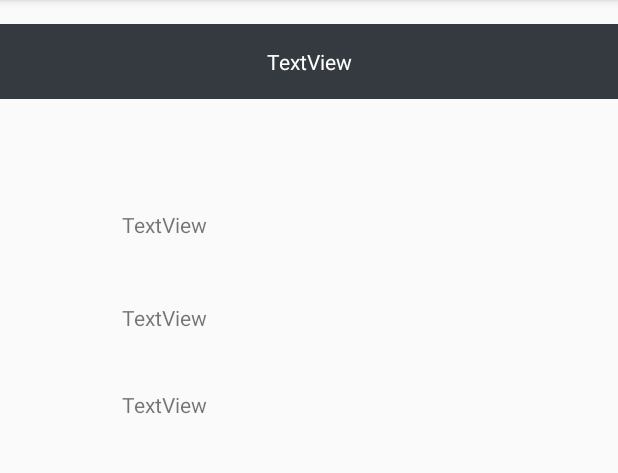
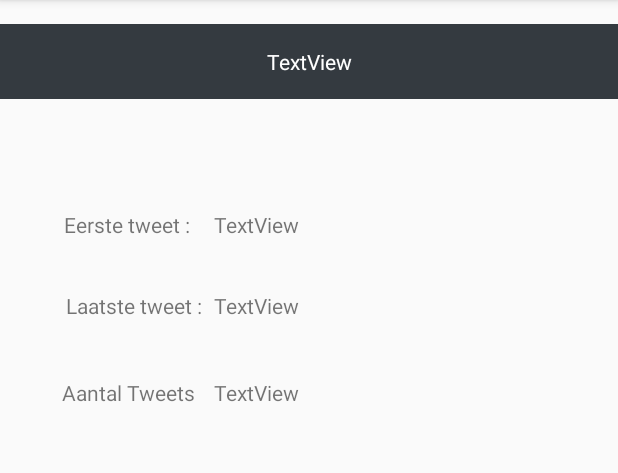
Before and after one commit to BiemansBart/integratieproject-android, an Android app: the layout graph_adapter_number.xml on its own in the app's theme, with its tools: preview values and no code run, on a phone screen of 412 x 824 dp, the part 84-557 px from its top. Run offline under Robolectric (Android 15) with nearby library versions, the phone set to English and light mode, and no system bars.

Commit message:
kleine aanpassingen layout

```diff
--- a/app/src/main/java/teamtwaalf/politiekebarometer/GraphApi.java
+++ b/app/src/main/java/teamtwaalf/politiekebarometer/GraphApi.java
@@ -13,10 +13,7 @@ import teamtwaalf.politiekebarometer.model.Graph;
 
 public interface GraphApi {
 
-    //String BASE_URL = "https://my-json-server.typicode.com/";
     String BASE_URL = "http://10.134.216.25:8012/";
-    @GET("biemansbart/testdata/Graphs")
-    Call<List<Graph>> TestDataGrafieken();
     @GET("/api/GraphApi/getGraph")
     Call<List<Graph>> grafiekenPerUser(@Query(value = "id", encoded = true) String id);
     @GET("/api/UserApi/Login")
--- a/app/src/main/res/layout/graph_adapter_number.xml
+++ b/app/src/main/res/layout/graph_adapter_number.xml
@@ -27,6 +27,7 @@
         android:layout_height="30dp"
         android:layout_marginTop="140dp"
         android:text="TextView"
+        app:layout_constraintHorizontal_bias="0.88"
         app:layout_constraintLeft_toLeftOf="parent"
         app:layout_constraintRight_toRightOf="parent"
         app:layout_constraintTop_toTopOf="parent" />
@@ -35,8 +36,9 @@
         android:id="@+id/numberEnd"
         android:layout_width="250dp"
         android:layout_height="30dp"
-        android:layout_marginTop="32dp"
+        android:layout_marginTop="24dp"
         android:text="TextView"
+        app:layout_constraintHorizontal_bias="0.88"
         app:layout_constraintLeft_toLeftOf="parent"
         app:layout_constraintRight_toRightOf="parent"
         app:layout_constraintTop_toBottomOf="@+id/numberStart" />
@@ -47,7 +49,43 @@
         android:layout_height="30dp"
         android:layout_marginTop="28dp"
         android:text="TextView"
+        app:layout_constraintHorizontal_bias="0.88"
         app:layout_constraintLeft_toLeftOf="parent"
         app:layout_constraintRight_toRightOf="parent"
         app:layout_constraintTop_toBottomOf="@+id/numberEnd" />
+
+    <TextView
+        android:id="@+id/TextViewLabelBeginDatum"
+        android:layout_width="wrap_content"
+        android:layout_height="wrap_content"
+        android:layout_marginEnd="16dp"
+        android:layout_marginLeft="16dp"
+        android:text="TextView"
+        app:layout_constraintBaseline_toBaselineOf="@+id/numberStart"
+        app:layout_constraintEnd_toStartOf="@+id/numberStart"
+        app:layout_constraintLeft_toLeftOf="parent"
+        tools:text="@string/labelBeginDatumTweet" />
+
+    <TextView
+        android:id="@+id/textViewEindeDatum"
+        android:layout_width="wrap_content"
+        android:layout_height="wrap_content"
+        android:layout_marginEnd="8dp"
+        android:layout_marginLeft="16dp"
+        android:text="TextView"
+        app:layout_constraintBaseline_toBaselineOf="@+id/numberEnd"
+        app:layout_constraintEnd_toStartOf="@+id/numberEnd"
+        app:layout_constraintLeft_toLeftOf="parent"
+        tools:text="@string/DatumLaatsteTweet" />
+
+    <TextView
+        android:id="@+id/textViewAantalTweets"
+        android:layout_width="wrap_content"
+        android:layout_height="wrap_content"
+        android:layout_marginEnd="12dp"
+        android:text="TextView"
+        app:layout_constraintBaseline_toBaselineOf="@+id/numberCount"
+        app:layout_constraintEnd_toStartOf="@+id/numberCount"
+        app:layout_constraintLeft_toLeftOf="parent"
+        tools:text="@string/aantalTweetsLabel" />
 </android.support.constraint.ConstraintLayout>
--- a/app/src/main/res/values/strings.xml
+++ b/app/src/main/res/values/strings.xml
@@ -4,4 +4,7 @@
     <string name="Paswoord">Wachtwoord</string>
     <string name="LogIn">Log in</string>
     <string name="TitlePlaceholder">grafiektitel</string>
+    <string name="aantalTweetsLabel">Aantal Tweets</string>
+    <string name="DatumLaatsteTweet">Laatste tweet :</string>
+    <string name="labelBeginDatumTweet">Eerste tweet :</string>
 </resources>
```
Also changed, not shown: app/src/main/java/teamtwaalf/politiekebarometer/RestClient.java (+9 -20 lines), app/src/main/java/teamtwaalf/politiekebarometer/activity/MainActivity.java (+10 -9 lines), app/src/main/res/layout/activity_graph.xml (+8 -0 lines), app/src/main/res/layout/activity_main.xml (+9 -9 lines), app/src/main/res/drawable/logout.png (added).
